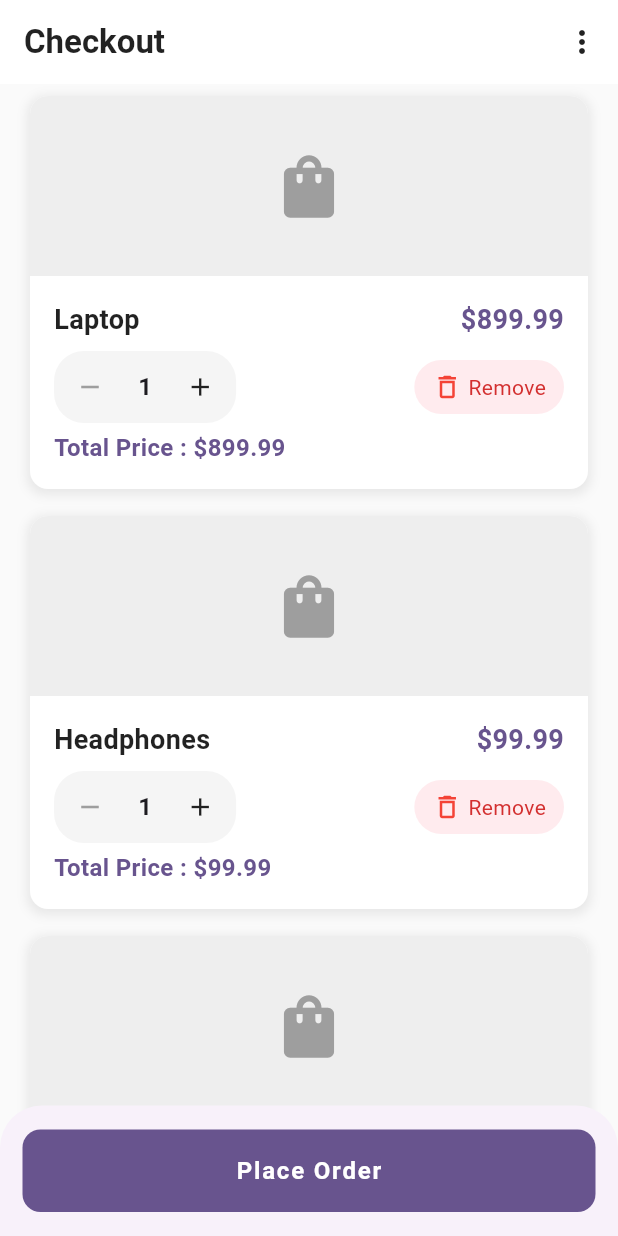
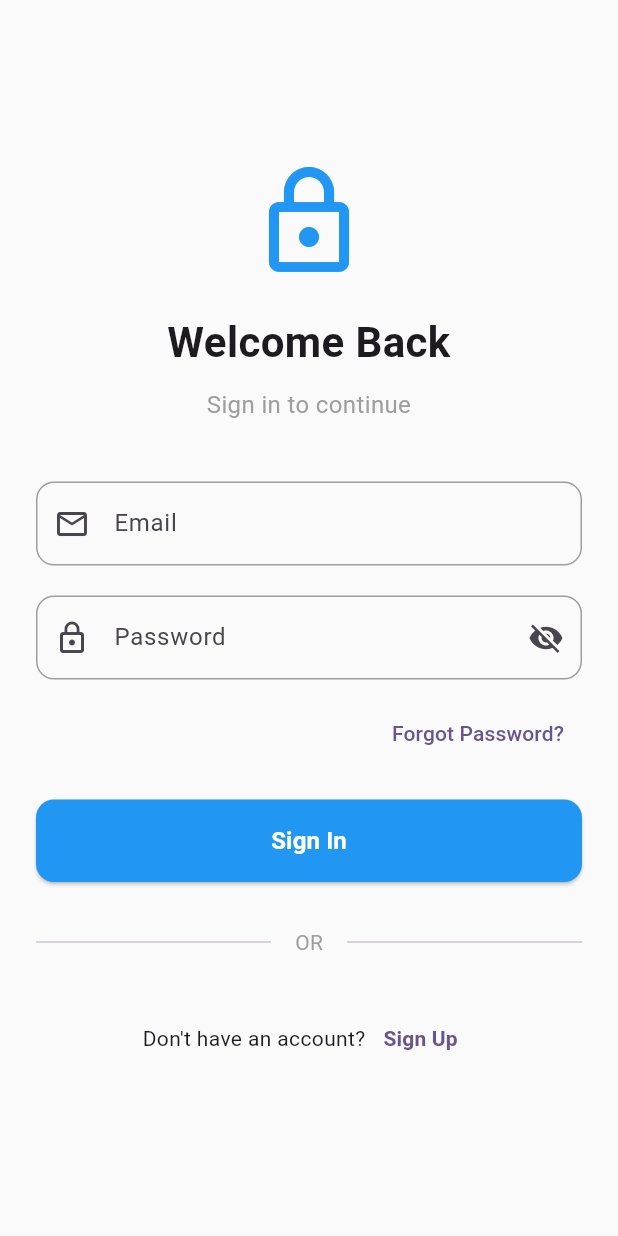
Before and after one commit to Muhammedojo/SmoothBuy, a Flutter app: the screen it shows after launch, on a phone screen of 412 x 824 dp. Run offline on Flutter 3.47's test engine with Material 3 defaults, Android fonts, the light colour scheme and no system bars; our stand-ins replace firebase_auth, firebase_core; accounts and stored records are empty.

Commit message:
Added firebase auth

```diff
--- a/smooth_buy/lib/main.dart
+++ b/smooth_buy/lib/main.dart
@@ -1,7 +1,13 @@
+import 'package:firebase_core/firebase_core.dart';
 import 'package:flutter/material.dart';
-import 'package:smooth_buy/screen_controllers/checkout_controller.dart';
+import 'package:smooth_buy/screen_controllers/login.dart';
 
-void main() {
+import 'firebase_options.dart';
+
+void main() async{
+   WidgetsFlutterBinding.ensureInitialized();
+  await Firebase.initializeApp(options: DefaultFirebaseOptions.currentPlatform);
+
   runApp(const MyApp());
 }
 
@@ -17,7 +23,7 @@ class MyApp extends StatelessWidget {
 
         colorScheme: ColorScheme.fromSeed(seedColor: Colors.deepPurple),
       ),
-      home: const Checkout(),
+      home: const Login(),
       debugShowCheckedModeBanner: false,
     );
   }
--- /dev/null
+++ b/smooth_buy/lib/screen_controllers/login.dart
@@ -0,0 +1,124 @@
+import 'package:firebase_auth/firebase_auth.dart';
+import 'package:flutter/material.dart';
+import 'package:smooth_buy/screen_controllers/checkout_controller.dart';
+import '../screen_views/login.dart';
+import '../utils/auth.dart';
+import '../utils/helper.dart';
+
+
+class Login extends StatefulWidget {
+  const Login({super.key});
+
+  @override
+  LoginController createState() => LoginController();
+}
+
+class LoginController extends State<Login> {
+  //... //Initialization code, state vars etc, all go here
+
+  final formKey = GlobalKey<FormState>();
+  final emailController = TextEditingController();
+  final passwordController = TextEditingController();
+  bool obscureText = true;
+  String? errorMessage = '';
+  bool isLogin = true;
+
+  @override
+  void initState() {
+    super.initState();
+  }
+
+  @override
+  void dispose() {
+    emailController.dispose();
+    passwordController.dispose();
+    super.dispose();
+  }
+
+  Future<void> signInWithEmailAndPassword() async {
+    try {
+      await Auth().signInWithEmailAndPassword(
+        emailController.text,
+        passwordController.text,
+      );
+    } on FirebaseAuthException catch (e) {
+      setState(() {
+        errorMessage = e.message;
+      });
+    }
+  }
+
+  togglePasswordVisibility() {
+    setState(() {
+      obscureText = !obscureText;
+    });
+  }
+
+
+  Future<void> login() async {
+    if (!formKey.currentState!.validate()) {
+      return;
+    }
+    showDialog(
+      context: context,
+      barrierDismissible: false,
+      builder: (context) => const Center(child: CircularProgressIndicator()),
+    );
+
+    try {
+      UserCredential userCredential = await Auth().signInWithEmailAndPassword(
+        emailController.text.trim(),
+        passwordController.text.trim(),
+      );
+      if (!mounted) return;
+      Navigator.of(context).pop();
+
+      if (userCredential.user != null) {
+        Helper().showBasicSnackBar(context, 'Login successful');
+
+        completeLogin();
+      }
+    } on FirebaseAuthException catch (e) {
+      Navigator.of(context).pop();
+
+      switch (e.code) {
+        case 'user-not-found':
+          Helper().showBasicSnackBar(context, 'No user found with this email');
+          break;
+        case 'wrong-password':
+          Helper().showBasicSnackBar(context, 'Incorrect password');
+          break;
+        case 'invalid-email':
+          Helper().showBasicSnackBar(context, 'Email is invalid');
+          break;
+        case 'user-disabled':
+          Helper().showBasicSnackBar(context, 'This account has been disabled');
+          break;
+        case 'too-many-requests':
+          Helper().showBasicSnackBar(
+            context,
+            'Too many attempts. Try again later',
+          );
+          break;
+        default:
+          Helper().showBasicSnackBar(context, e.message ?? 'Login failed');
+      }
+    } catch (e) {
+      Navigator.of(context).pop();
+
+      Helper().showBasicSnackBar(context, 'An error occurred: $e');
+    }
+  }
+
+  void completeLogin() {
+    Navigator.pushReplacement<void, void>(
+      context,
+      MaterialPageRoute<void>(
+        builder: (BuildContext context) => const Checkout(),
+      ),
+    );
+  }
+
+  @override
+  Widget build(BuildContext context) => LoginView(this);
+}
--- /dev/null
+++ b/smooth_buy/lib/screen_views/login.dart
@@ -0,0 +1,200 @@
+import 'package:flutter/material.dart';
+import '../screen_controllers/login.dart';
+import '../screen_controllers/register.dart';
+import '../utils/mvc.dart';
+import '../utils/widget_wrapper.dart';
+
+class LoginView extends StatelessView<Login, LoginController> {
+  const LoginView(super.state, {super.key});
+
+  @override
+  Widget build(BuildContext context) {
+    return Scaffold(
+      backgroundColor: Colors.grey[50],
+
+      body: WidgetWrapper(child: _body(context)),
+    );
+  }
+
+  Widget _body(BuildContext context) {
+    return SafeArea(
+      child: Center(
+        child: SingleChildScrollView(
+          padding: const EdgeInsets.all(24.0),
+          child: Column(
+            mainAxisAlignment: MainAxisAlignment.center,
+            crossAxisAlignment: CrossAxisAlignment.stretch,
+            children: [
+              const Icon(Icons.lock_outlined, size: 80, color: Colors.blue),
+              const SizedBox(height: 20),
+              const Text(
+                'Welcome Back',
+                textAlign: TextAlign.center,
+                style: TextStyle(fontSize: 28, fontWeight: FontWeight.bold),
+              ),
+              const SizedBox(height: 10),
+              const Text(
+                'Sign in to continue',
+                textAlign: TextAlign.center,
+                style: TextStyle(fontSize: 16, color: Colors.grey),
+              ),
+              const SizedBox(height: 40),
+
+              Form(
+                key: state.formKey,
+                child: Column(
+                  children: [
+                    TextFormField(
+                      controller: state.emailController,
+                      keyboardType: TextInputType.emailAddress,
+                      decoration: InputDecoration(
+                        labelText: 'Email',
+                        hintText: 'Enter your email',
+                        prefixIcon: const Icon(Icons.email_outlined),
+                        border: OutlineInputBorder(
+                          borderRadius: BorderRadius.circular(12),
+                        ),
+                        enabledBorder: OutlineInputBorder(
+                          borderRadius: BorderRadius.circular(12),
+                          borderSide: const BorderSide(color: Colors.grey),
+                        ),
+                        focusedBorder: OutlineInputBorder(
+                          borderRadius: BorderRadius.circular(12),
+                          borderSide: const BorderSide(
+                            color: Colors.blue,
+                            width: 2,
+                          ),
+                        ),
+                      ),
+                      validator: (value) {
+                        if (value == null || value.isEmpty) {
+                          return 'Please enter your email';
+                        }
+
+                        if (!value.contains('@') || !value.contains('.')) {
+                          return 'Please enter a valid email';
+                        }
+                        return null;
+                      },
+                    ),
+                    const SizedBox(height: 20),
+
+                    // Password field
+                    TextFormField(
+                      controller: state.passwordController,
+                      obscureText: state.obscureText,
+                      decoration: InputDecoration(
+                        labelText: 'Password',
+                        hintText: 'Enter your password',
+                        prefixIcon: const Icon(Icons.lock_outline),
+                        suffixIcon: IconButton(
+                          icon: Icon(
+                            state.obscureText
+                                ? Icons.visibility_off
+                                : Icons.visibility,
+                          ),
+                          onPressed: () {
+                            state.togglePasswordVisibility();
+                          },
+                        ),
+                        border: OutlineInputBorder(
+                          borderRadius: BorderRadius.circular(12),
+                        ),
+                        enabledBorder: OutlineInputBorder(
+                          borderRadius: BorderRadius.circular(12),
+                          borderSide: const BorderSide(color: Colors.grey),
+                        ),
+                        focusedBorder: OutlineInputBorder(
+                          borderRadius: BorderRadius.circular(12),
+                          borderSide: const BorderSide(
+                            color: Colors.blue,
+                            width: 2,
+                          ),
+                        ),
+                      ),
+                      validator: (value) {
+                        if (value == null || value.isEmpty) {
+                          return 'Please enter your password';
+                        }
+                        if (value.length < 6) {
+                          return 'Password must be at least 6 characters';
+                        }
+                        return null;
+                      },
+                    ),
+                    const SizedBox(height: 12),
+
+                    Align(
+                      alignment: Alignment.centerRight,
+                      child: TextButton(
+                        onPressed: () {},
+                        child: const Text('Forgot Password?'),
+                      ),
+                    ),
+                    const SizedBox(height: 20),
+
+                    ElevatedButton(
+                      onPressed: () {
+                        if (state.formKey.currentState!.validate()) {
+                          state.login();
+                        }
+                      },
+                      style: ElevatedButton.styleFrom(
+                        backgroundColor: Colors.blue,
+                        foregroundColor: Colors.white,
+                        padding: const EdgeInsets.symmetric(vertical: 16),
+                        shape: RoundedRectangleBorder(
+                          borderRadius: BorderRadius.circular(12),
+                        ),
+                        minimumSize: const Size(double.infinity, 50),
+                      ),
+                      child: const Text(
+                        'Sign In',
+                        style: TextStyle(
+                          fontSize: 16,
+                          fontWeight: FontWeight.bold,
+                        ),
+                      ),
+                    ),
+                  ],
+                ),
+              ),
+              const SizedBox(height: 30),
+
+              const Row(
+                children: [
+                  Expanded(child: Divider()),
+                  Padding(
+                    padding: EdgeInsets.symmetric(horizontal: 16),
+                    child: Text('OR', style: TextStyle(color: Colors.grey)),
+                  ),
+                  Expanded(child: Divider()),
+                ],
+              ),
+              const SizedBox(height: 30),
+
+              Row(
+                mainAxisAlignment: MainAxisAlignment.center,
+                children: [
+                  const Text("Don't have an account?"),
+                  TextButton(
+                    onPressed: () {
+                      Navigator.push(
+                        context,
+                        MaterialPageRoute(builder: (context) => const Register()),
+                      );
+                    },
+                    child: const Text(
+                      'Sign Up',
+                      style: TextStyle(fontWeight: FontWeight.bold),
+                    ),
+                  ),
+                ],
+              ),
+            ],
+          ),
+        ),
+      ),
+    );
+  }
+}
--- /dev/null
+++ b/smooth_buy/lib/utils/auth.dart
@@ -0,0 +1,34 @@
+import 'package:firebase_auth/firebase_auth.dart';
+
+class Auth {
+  final FirebaseAuth _auth = FirebaseAuth.instance;
+
+  User? get currentUser => _auth.currentUser;
+
+  Stream<User?> get authStateChanges => _auth.authStateChanges();
+
+  Future<UserCredential> signInWithEmailAndPassword(
+    String email,
+    String password,
+  ) async {
+    try {
+     return await _auth.signInWithEmailAndPassword(email: email, password: password);
+    } on FirebaseAuthException {
+      rethrow;
+    }
+  }
+
+  Future<void> createUserWithEmailAndPassword(
+    String email,
+    String password,
+  ) async {
+    await _auth.createUserWithEmailAndPassword(
+      email: email,
+      password: password,
+    );
+  }
+
+  Future<void> signOut() async {
+    await _auth.signOut();
+  }
+}
--- a/smooth_buy/pubspec.yaml
+++ b/smooth_buy/pubspec.yaml
@@ -10,6 +10,8 @@ dependencies:
     sdk: flutter
 
   cupertino_icons: ^1.0.8
+  firebase_core: ^3.13.0
+  firebase_auth: ^5.5.2
 
 dev_dependencies:
   flutter_test:
```
Also changed, not shown: smooth_buy/lib/screen_controllers/register.dart (added, +135 -0 lines), smooth_buy/lib/screen_views/register.dart (added, +213 -0 lines), smooth_buy/lib/utils/helper.dart (added, +12 -0 lines), smooth_buy/lib/firebase_options.dart (added), smooth_buy/pubspec.lock, 6 other files.
